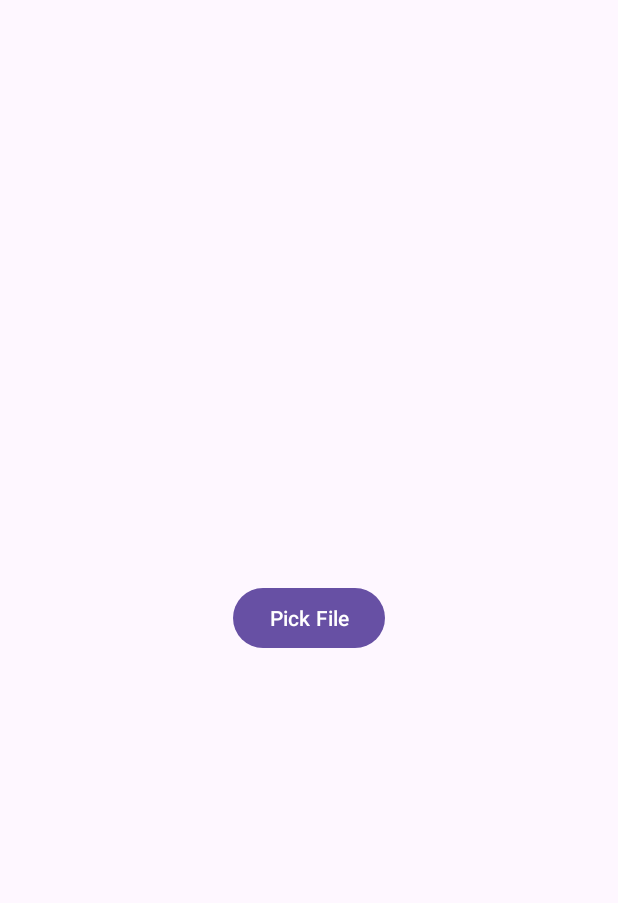
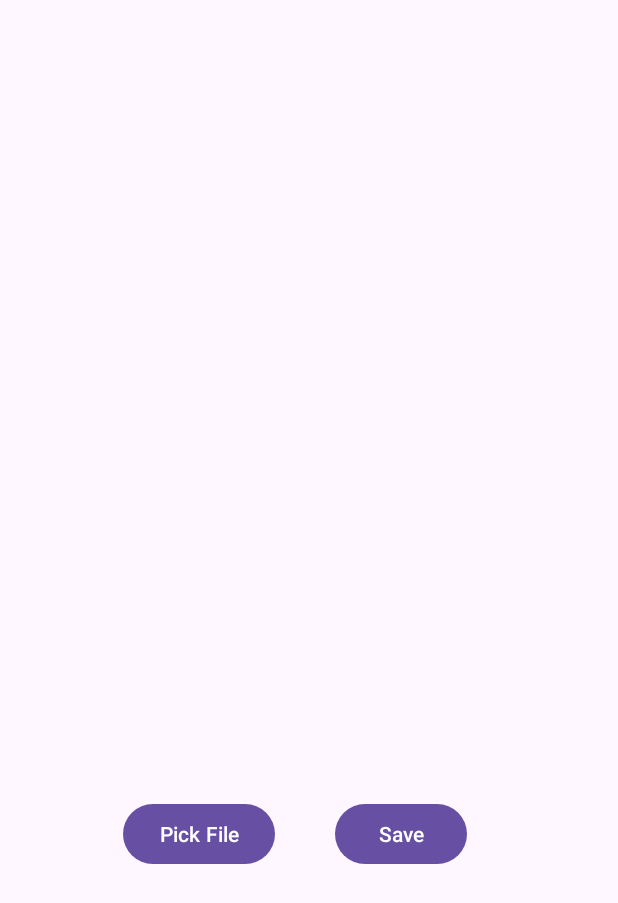
Before and after one commit to OJTBCS/PriceVerifier4, an Android app: the ImportActivity screen opened directly, with no data from a screen before it, on a phone screen of 412 x 824 dp. Shown: the top 903 px of the screen. Run offline under Robolectric (Android 15) with nearby library versions, the phone set to English and light mode, and no system bars.

Commit message:
save file

```diff
--- a/app/src/main/res/layout/activity_import.xml
+++ b/app/src/main/res/layout/activity_import.xml
@@ -1,5 +1,7 @@
 <!-- activity_import.xml -->
-<RelativeLayout xmlns:android="http://schemas.android.com/apk/res/android"
+<androidx.constraintlayout.widget.ConstraintLayout xmlns:android="http://schemas.android.com/apk/res/android"
+    xmlns:app="http://schemas.android.com/apk/res-auto"
+    xmlns:tools="http://schemas.android.com/tools"
     android:layout_width="match_parent"
     android:layout_height="match_parent">
 
@@ -7,9 +9,13 @@
         android:id="@+id/btnPickFile"
         android:layout_width="wrap_content"
         android:layout_height="wrap_content"
-        android:layout_centerInParent="true"
+        android:layout_marginTop="532dp"
+        android:onClick="pickFile"
         android:text="Pick File"
-        android:onClick="pickFile" />
+        app:layout_constraintEnd_toEndOf="parent"
+        app:layout_constraintHorizontal_bias="0.265"
+        app:layout_constraintStart_toStartOf="parent"
+        app:layout_constraintTop_toTopOf="parent" />
 
     <Button
         android:id="@+id/btnSave"
@@ -17,9 +23,38 @@
         android:layout_height="wrap_content"
         android:layout_below="@id/btnPickFile"
         android:layout_centerHorizontal="true"
-        android:layout_marginTop="16dp"
+        android:layout_marginTop="532dp"
+        android:onClick="saveFile"
         android:text="Save"
-        android:onClick="saveFile"
-        android:visibility="gone" />
+        app:layout_constraintEnd_toEndOf="parent"
+        app:layout_constraintHorizontal_bias="0.69"
+        app:layout_constraintStart_toStartOf="parent"
+        app:layout_constraintTop_toTopOf="parent" />
 
-</RelativeLayout>
+    <TableLayout
+        android:id="@+id/tableLayout"
+        android:layout_width="409dp"
+        android:layout_height="530dp"
+        app:layout_constraintEnd_toEndOf="parent"
+        app:layout_constraintStart_toStartOf="parent"
+        app:layout_constraintTop_toTopOf="parent">
+
+        <TableRow
+            android:layout_width="match_parent"
+            android:layout_height="match_parent"
+            />
+
+        <TableRow
+            android:layout_width="match_parent"
+            android:layout_height="match_parent" />
+
+        <TableRow
+            android:layout_width="match_parent"
+            android:layout_height="match_parent" />
+
+        <TableRow
+            android:layout_width="match_parent"
+            android:layout_height="match_parent" />
+    </TableLayout>
+
+</androidx.constraintlayout.widget.ConstraintLayout>
--- a/app/src/main/res/values/colors.xml
+++ b/app/src/main/res/values/colors.xml
@@ -2,4 +2,7 @@
 <resources>
     <color name="black">#FF000000</color>
     <color name="white">#FFFFFFFF</color>
+    <color name="header_text_color">#FFFFFF</color>
+    <color name="header_background">#CCCCCC</color>
+
 </resources>
--- /dev/null
+++ b/app/src/main/res/values/dimens.xml
@@ -0,0 +1,5 @@
+<?xml version="1.0" encoding="utf-8"?>
+<resources>
+    <dimen name="cell_padding">8dp</dimen>
+
+</resources>
```
Also changed, not shown: app/src/main/java/com/example/priceverifier/ImportActivity.java (+116 -91 lines).
